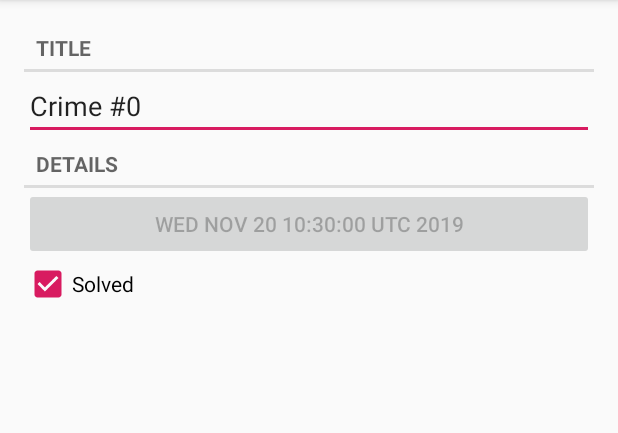
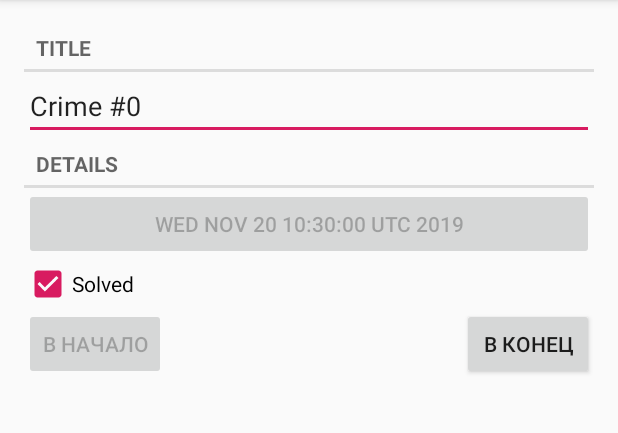
Before and after one commit to akrasnov87/criminal-intent, an Android app: the CrimeFragment screen opened directly, with no data from a screen before it, on a phone screen of 412 x 824 dp, the part 84-517 px from its top. Run offline under Robolectric (Android 15) with nearby library versions, the phone set to English and light mode, and no system bars.

Commit message:
practic 11.1

```diff
--- a/app/src/main/java/com/example/criminalintent/CrimeFragment.java
+++ b/app/src/main/java/com/example/criminalintent/CrimeFragment.java
@@ -1,5 +1,6 @@
 package com.example.criminalintent;
 
+import android.content.Context;
 import android.os.Bundle;
 import android.text.Editable;
 import android.text.TextWatcher;
@@ -11,6 +12,7 @@ import android.widget.CheckBox;
 import android.widget.CompoundButton;
 import android.widget.EditText;
 
+import androidx.annotation.NonNull;
 import androidx.fragment.app.Fragment;
 
 import java.util.List;
@@ -21,15 +23,22 @@ import static android.widget.CompoundButton.*;
 public class CrimeFragment extends Fragment {
 
     private static final String ARG_CRIME_ID = "crime_id";
+    private static final String ARG_POSITION = "position";
 
     private Crime mCrime;
     private EditText mTitleField;
     private Button mDateButton;
     private CheckBox mSolvedCheckBox;
+    private Button mToStart;
+    private Button mToEnd;
+    private View.OnClickListener listener;
+    private int position;
+    private int allCount;
 
-    public static CrimeFragment newInstance(UUID crimeId) {
+    public static CrimeFragment newInstance(UUID crimeId, int position) {
         Bundle args = new Bundle();
         args.putSerializable(ARG_CRIME_ID, crimeId);
+        args.putSerializable(ARG_POSITION, position);
         CrimeFragment fragment = new CrimeFragment();
         fragment.setArguments(args);
         return fragment;
@@ -40,11 +49,32 @@ public class CrimeFragment extends Fragment {
         super.onCreate(savedInstanceState);
         UUID crimeId = (UUID) getArguments().getSerializable(ARG_CRIME_ID);
         mCrime = CrimeLab.get(getActivity()).getCrime(crimeId);
+        position = getArguments().getInt(ARG_POSITION);
+        allCount = CrimeLab.get(getActivity()).getCrimes().size();
     }
+
+    @Override
+    public void onAttach(@NonNull Context context) {
+        super.onAttach(context);
+
+        if(context instanceof View.OnClickListener){
+            listener = (View.OnClickListener)context;
+        }
+    }
+
     @Override
     public View onCreateView(LayoutInflater inflater, ViewGroup container,
                              Bundle savedInstanceState) {
         View v = inflater.inflate(R.layout.fragment_crime, container, false);
+
+        mToStart = v.findViewById(R.id.crime_to_start);
+        mToStart.setOnClickListener(listener);
+        mToStart.setEnabled(position != 0);
+
+        mToEnd = v.findViewById(R.id.crime_to_end);
+        mToEnd.setOnClickListener(listener);
+        mToEnd.setEnabled(position != allCount - 1);
+
         mTitleField = v.findViewById(R.id.crime_title);
         mTitleField.setText(mCrime.getTitle());
         mTitleField.addTextChangedListener(new TextWatcher() {
--- a/app/src/main/java/com/example/criminalintent/CrimePagerActivity.java
+++ b/app/src/main/java/com/example/criminalintent/CrimePagerActivity.java
@@ -3,6 +3,7 @@ package com.example.criminalintent;
 import android.content.Context;
 import android.content.Intent;
 import android.os.Bundle;
+import android.view.View;
 
 import androidx.appcompat.app.AppCompatActivity;
 import androidx.fragment.app.Fragment;
@@ -15,7 +16,7 @@ import java.util.UUID;
 
 import static androidx.fragment.app.FragmentStatePagerAdapter.BEHAVIOR_RESUME_ONLY_CURRENT_FRAGMENT;
 
-public class CrimePagerActivity extends AppCompatActivity {
+public class CrimePagerActivity extends AppCompatActivity implements View.OnClickListener {
 
     private static final String EXTRA_CRIME_ID =
             "com.bignerdranch.android.criminalintent.crime_id";
@@ -44,7 +45,7 @@ public class CrimePagerActivity extends AppCompatActivity {
             @Override
             public Fragment getItem(int position) {
                 Crime crime = mCrimes.get(position);
-                return CrimeFragment.newInstance(crime.getId());
+                return CrimeFragment.newInstance(crime.getId(), position);
             }
             @Override
             public int getCount() {
@@ -59,4 +60,24 @@ public class CrimePagerActivity extends AppCompatActivity {
             }
         }
     }
+
+    @Override
+    public void onClick(View v) {
+        int index = mViewPager.getCurrentItem();
+        switch (v.getId()){
+            case R.id.crime_to_start:
+                if(index != 0) {
+                    mViewPager.setCurrentItem(0);
+                }
+                break;
+
+            case R.id.crime_to_end:
+                int last = mViewPager.getAdapter().getCount() - 1;
+                if(index != last){
+                    mViewPager.setCurrentItem(last);
+                }
+
+                break;
+        }
+    }
 }
--- a/app/src/main/res/layout/activity_crime_pager.xml
+++ b/app/src/main/res/layout/activity_crime_pager.xml
@@ -1,9 +1,9 @@
 <?xml version="1.0" encoding="utf-8"?>
 <androidx.viewpager.widget.ViewPager
     xmlns:android="http://schemas.android.com/apk/res/android"
-    android:id="@+id/crime_view_pager"
     android:layout_width="match_parent"
     android:layout_height="match_parent"
+    android:id="@+id/crime_view_pager"
     android:layout_margin="16dp">
 
 </androidx.viewpager.widget.ViewPager>
--- a/app/src/main/res/layout/fragment_crime.xml
+++ b/app/src/main/res/layout/fragment_crime.xml
@@ -27,4 +27,24 @@
         android:layout_width="match_parent"
         android:layout_height="wrap_content"
         android:text="@string/crime_solved_label"/>
+
+    <RelativeLayout
+        android:layout_width="match_parent"
+        android:layout_height="wrap_content">
+
+        <Button
+            android:id="@+id/crime_to_start"
+            android:layout_alignParentStart="true"
+            android:layout_width="wrap_content"
+            android:layout_height="wrap_content"
+            android:text="@string/to_start"/>
+
+        <Button
+            android:id="@+id/crime_to_end"
+            android:layout_alignParentEnd="true"
+            android:layout_width="wrap_content"
+            android:layout_height="wrap_content"
+            android:text="@string/to_end"/>
+
+    </RelativeLayout>
 </LinearLayout>
--- a/app/src/main/res/values/strings.xml
+++ b/app/src/main/res/values/strings.xml
@@ -6,4 +6,6 @@
     <string name="crime_solved_label">Solved</string>
     <string name="crime_title">Crime Title</string>
     <string name="crime_date">Crime Date</string>
+    <string name="to_start">В начало</string>
+    <string name="to_end">В конец</string>
 </resources>
```
